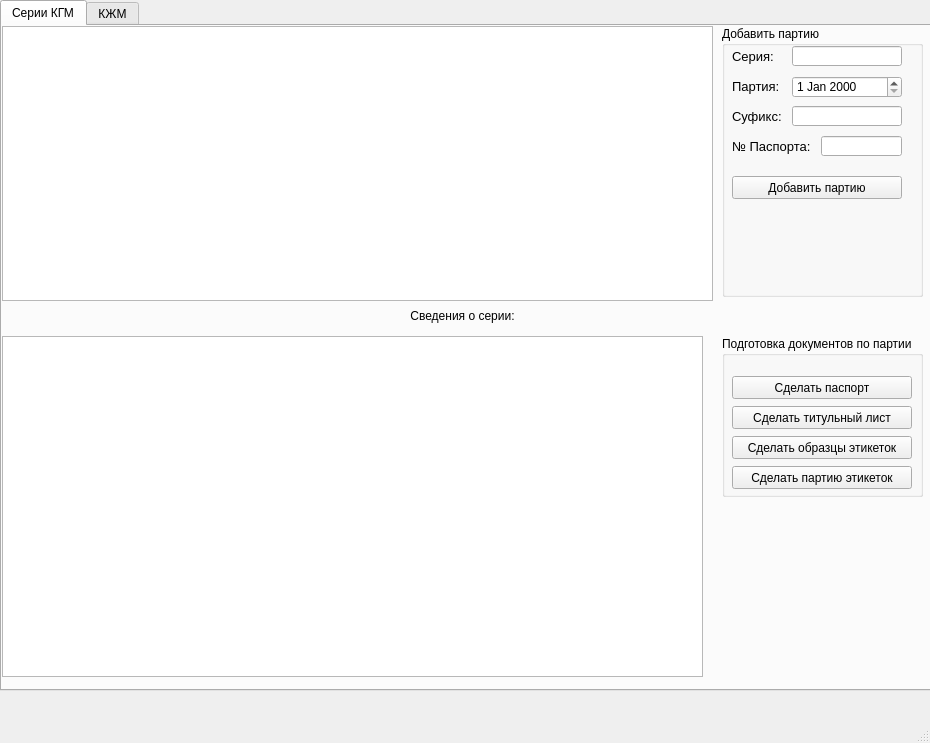
Before: the Qt Designer form cylinders/windows/batch_window.ui in bomzheg/Cylinders, drawn with Qt 5.
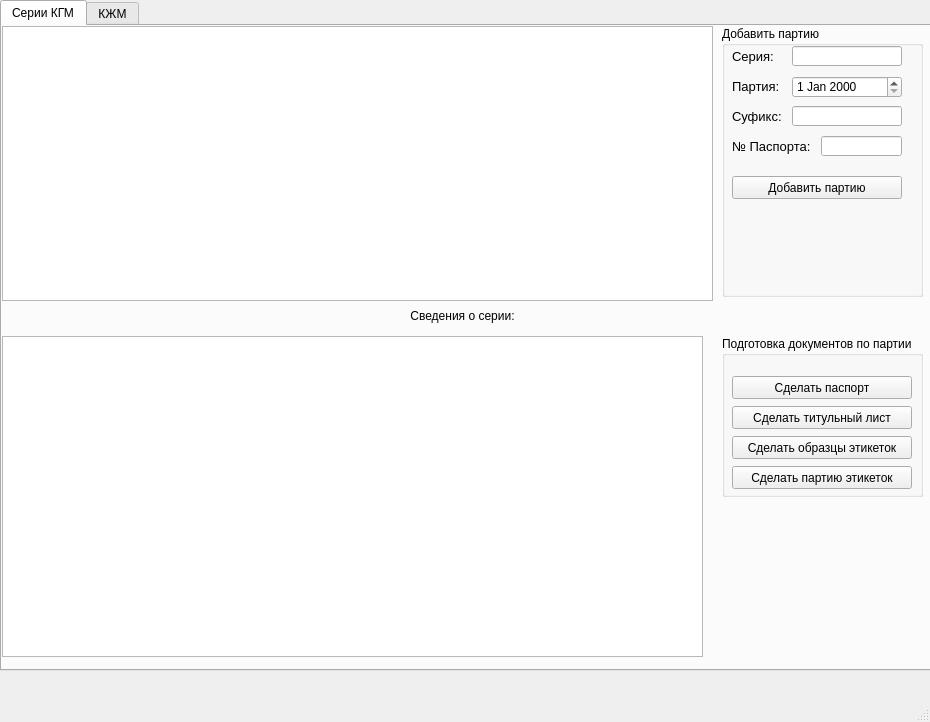
After: the same form once the commit is applied.

Commit message: change window size

What changed in the file:
```diff
--- a/cylinders/windows/batch_window.ui
+++ b/cylinders/windows/batch_window.ui
@@ -7,7 +7,7 @@
     <x>0</x>
     <y>0</y>
     <width>930</width>
-    <height>743</height>
+    <height>722</height>
    </rect>
   </property>
   <property name="minimumSize">
@@ -32,7 +32,7 @@
       <x>0</x>
       <y>0</y>
       <width>931</width>
-      <height>691</height>
+      <height>671</height>
      </rect>
     </property>
     <property name="currentIndex">
@@ -48,7 +48,7 @@
         <x>0</x>
         <y>310</y>
         <width>701</width>
-        <height>341</height>
+        <height>321</height>
        </rect>
       </property>
       <property name="alternatingRowColors">
```
The commit also changes 1 other file.
